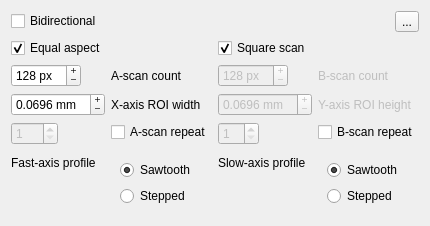
Above: src/main/ui/RasterScanWidget.ui from sstucker/OCTview before the change. Below: the same form after it.
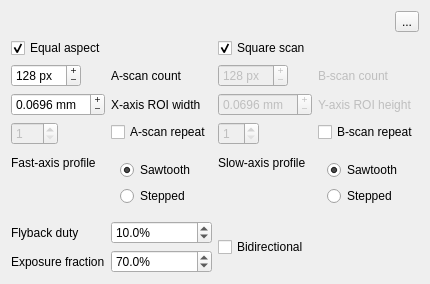
That is the form after the change.

Commit message: file dialog, some properties, json r/w infrastructure

The edit to the form file:
```diff
--- a/src/main/ui/RasterScanWidget.ui
+++ b/src/main/ui/RasterScanWidget.ui
@@ -7,10 +7,77 @@
     <x>0</x>
     <y>0</y>
     <width>352</width>
-    <height>171</height>
+    <height>216</height>
    </rect>
   </property>
   <layout class="QGridLayout" name="gridLayout">
+   <item row="4" column="0">
+    <layout class="QFormLayout" name="formLayout">
+     <item row="1" column="0">
+      <widget class="QLabel" name="labelFlybackDuty">
+       <property name="text">
+        <string>Flyback duty</string>
+       </property>
+      </widget>
+     </item>
+     <item row="2" column="0">
+      <widget class="QLabel" name="labelExposureFraction">
+       <property name="text">
+        <string>Exposure fraction</string>
+       </property>
+      </widget>
+     </item>
+     <item row="1" column="1">
+      <widget class="QDoubleSpinBox" name="spinFlybackDuty">
+       <property name="suffix">
+        <string>%</string>
+       </property>
+       <property name="decimals">
+        <number>1</number>
+       </property>
+       <property name="singleStep">
+        <double>10.000000000000000</double>
+       </property>
+       <property name="value">
+        <double>10.000000000000000</double>
+       </property>
+      </widget>
+     </item>
+     <item row="2" column="1">
+      <widget class="QDoubleSpinBox" name="spinExposureFraction">
+       <property name="suffix">
+        <string>%</string>
+       </property>
+       <property name="decimals">
+        <number>1</number>
+       </property>
+       <property name="singleStep">
+        <double>10.000000000000000</double>
+       </property>
+       <property name="value">
+        <double>70.000000000000000</double>
+       </property>
+      </widget>
+     </item>
+    </layout>
+   </item>
+   <item row="4" column="2">
+    <widget class="QCheckBox" name="checkBidirectional">
+     <property name="text">
+      <string>Bidirectional</string>
+     </property>
+    </widget>
+   </item>
+   <item row="2" column="2">
+    <widget class="QCheckBox" name="checkSquareScan">
+     <property name="text">
+      <string>Square scan</string>
+     </property>
+     <property name="checked">
+      <bool>true</bool>
+     </property>
+    </widget>
+   </item>
    <item row="3" column="0">
     <layout class="QFormLayout" name="formX">
      <item row="0" column="0">
@@ -108,7 +175,7 @@
       </widget>
      </item>
      <item row="3" column="1">
-      <widget class="QFrame" name="">
+      <widget class="QFrame" name="frameXProfile">
        <layout class="QVBoxLayout" name="FastAxisProfile">
         <item>
          <widget class="QRadioButton" name="radioXSaw">
@@ -138,16 +205,6 @@
      </item>
     </layout>
    </item>
-   <item row="2" column="0">
-    <widget class="QCheckBox" name="checkEqualAspect">
-     <property name="text">
-      <string>Equal aspect</string>
-     </property>
-     <property name="checked">
-      <bool>true</bool>
-     </property>
-    </widget>
-   </item>
    <item row="3" column="2">
     <layout class="QFormLayout" name="formY">
      <item row="0" column="0">
@@ -176,7 +233,7 @@
       </widget>
      </item>
      <item row="0" column="1">
-      <widget class="QLabel" name="labelBcount">
+      <widget class="QLabel" name="labelBCount">
        <property name="enabled">
         <bool>false</bool>
        </property>
@@ -254,7 +311,7 @@
       </widget>
      </item>
      <item row="3" column="1">
-      <widget class="QFrame" name="">
+      <widget class="QFrame" name="frameYProfile">
        <layout class="QVBoxLayout" name="SlowAxisProfile">
         <item>
          <widget class="QRadioButton" name="radioYSaw">
@@ -284,15 +341,18 @@
      </item>
     </layout>
    </item>
-   <item row="0" column="0">
-    <widget class="QCheckBox" name="checkBidirectional">
+   <item row="2" column="0">
+    <widget class="QCheckBox" name="checkEqualAspect">
      <property name="text">
-      <string>Bidirectional</string>
+      <string>Equal aspect</string>
+     </property>
+     <property name="checked">
+      <bool>true</bool>
      </property>
     </widget>
    </item>
    <item row="0" column="2">
-    <widget class="QToolButton" name="toolButton">
+    <widget class="QToolButton" name="buttonAdvancedSettings">
      <property name="layoutDirection">
       <enum>Qt::RightToLeft</enum>
      </property>
@@ -301,16 +361,6 @@
      </property>
     </widget>
    </item>
-   <item row="2" column="2">
-    <widget class="QCheckBox" name="checkSquareScan">
-     <property name="text">
-      <string>Square scan</string>
-     </property>
-     <property name="checked">
-      <bool>true</bool>
-     </property>
-    </widget>
-   </item>
   </layout>
  </widget>
  <resources/>
```
The commit also changes 5 other files.
